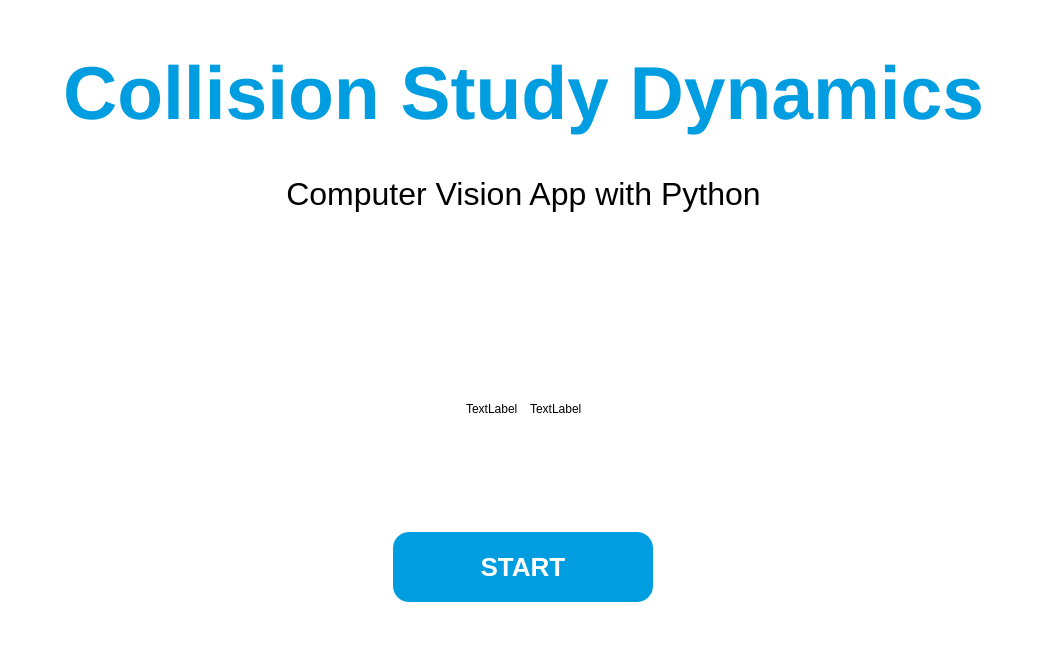
Qt form gui.ui (MestreHq5/Collision-Study) before a commit.
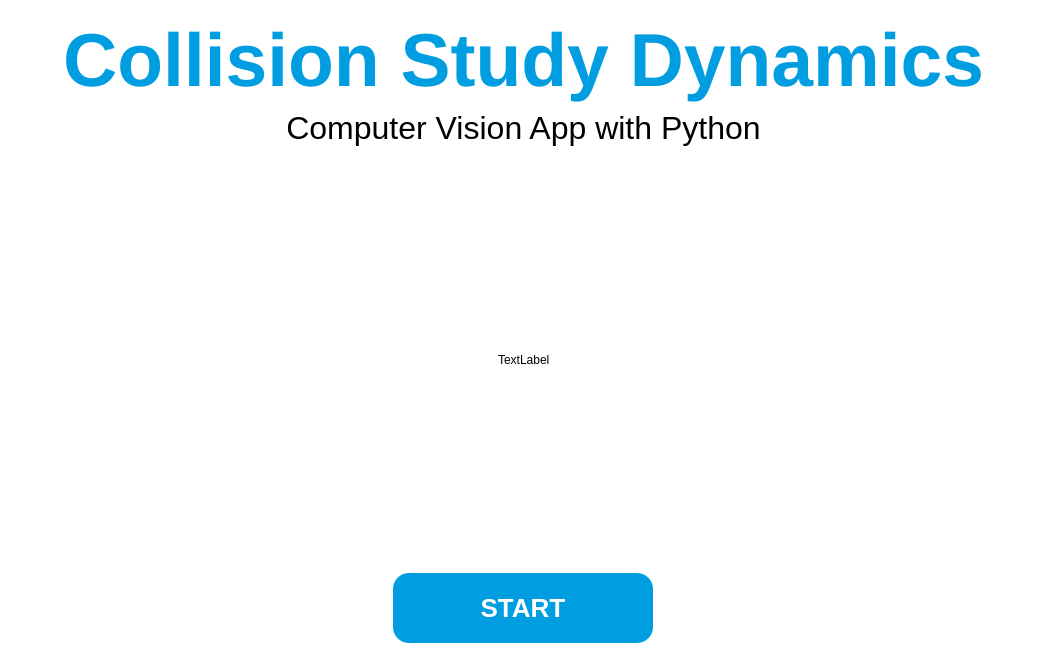
The same form after that commit. The open tabs and pages were chosen to show the change. Icons and pictures are not drawn.

Commit message: feat: UI done (except submit page pending on Live Camera).

The edit to the form file:
```diff
--- a/gui.ui
+++ b/gui.ui
@@ -81,6 +81,19 @@
                                                 </property>
                                             </widget>
                                         </item>
+                                        <item>
+                                            <spacer name="logoRow1TopSpacer">
+                                                <property name="orientation">
+                                                    <enum>Qt::Orientation::Vertical</enum>
+                                                </property>
+                                                <property name="sizeHint" stdset="0">
+                                                    <size>
+                                                        <width>20</width>
+                                                        <height>20</height>
+                                                    </size>
+                                                </property>
+                                            </spacer>
+                                        </item>
                                         <item>
                                             <layout class="QHBoxLayout" name="logoRow1">
                                                 <property name="spacing">
@@ -106,13 +119,6 @@
                                                         </property>
                                                     </widget>
                                                 </item>
-                                                <item alignment="Qt::AlignmentFlag::AlignVCenter">
-                                                    <widget class="QLabel" name="istlogo1b">
-                                                        <property name="text">
-                                                            <string>TextLabel</string>
-                                                        </property>
-                                                    </widget>
-                                                </item>
                                                 <item>
                                                     <spacer name="logoRow1RightSpacer">
                                                         <property name="orientation">
@@ -128,6 +134,19 @@
                                                 </item>
                                             </layout>
                                         </item>
+                                        <item>
+                                            <spacer name="logoRow1BottomSpacer">
+                                                <property name="orientation">
+                                                    <enum>Qt::Orientation::Vertical</enum>
+                                                </property>
+                                                <property name="sizeHint" stdset="0">
+                                                    <size>
+                                                        <width>20</width>
+                                                        <height>20</height>
+                                                    </size>
+                                                </property>
+                                            </spacer>
+                                        </item>
                                         <item
                                             alignment="Qt::AlignmentFlag::AlignHCenter|Qt::AlignmentFlag::AlignVCenter">
                                             <widget class="QPushButton" name="btnStart">
```
Left out of the diff: 21 changed lines with no effect on the pictures. The commit also changes 6 other files.
